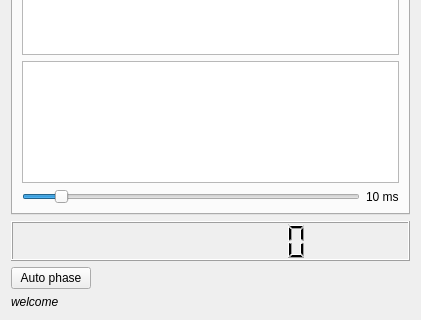
This is src/lockin_gui.ui in antigol/lockin2 as Qt 5 draws it before an edit; both pictures show x 0 to 421 and y 247 to 567 of the 421 by 567 pixel window. The edited form follows.
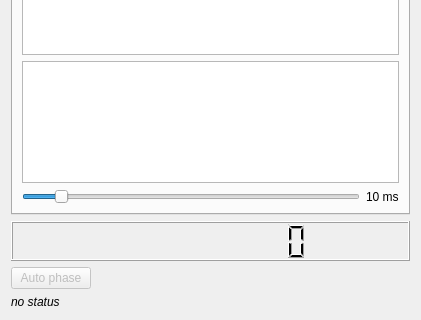
This is the edited form. Custom widgets are drawn as their Qt base class.

What changed in the file:
```diff
--- a/src/lockin_gui.ui
+++ b/src/lockin_gui.ui
@@ -164,6 +164,9 @@
     <layout class="QHBoxLayout" name="horizontalLayout_3">
      <item>
       <widget class="QPushButton" name="buttonAutoPhase">
+       <property name="enabled">
+        <bool>false</bool>
+       </property>
        <property name="text">
         <string>Auto phase</string>
        </property>
@@ -192,7 +195,7 @@
       </font>
      </property>
      <property name="text">
-      <string>welcome</string>
+      <string>no status</string>
      </property>
     </widget>
    </item>
```
